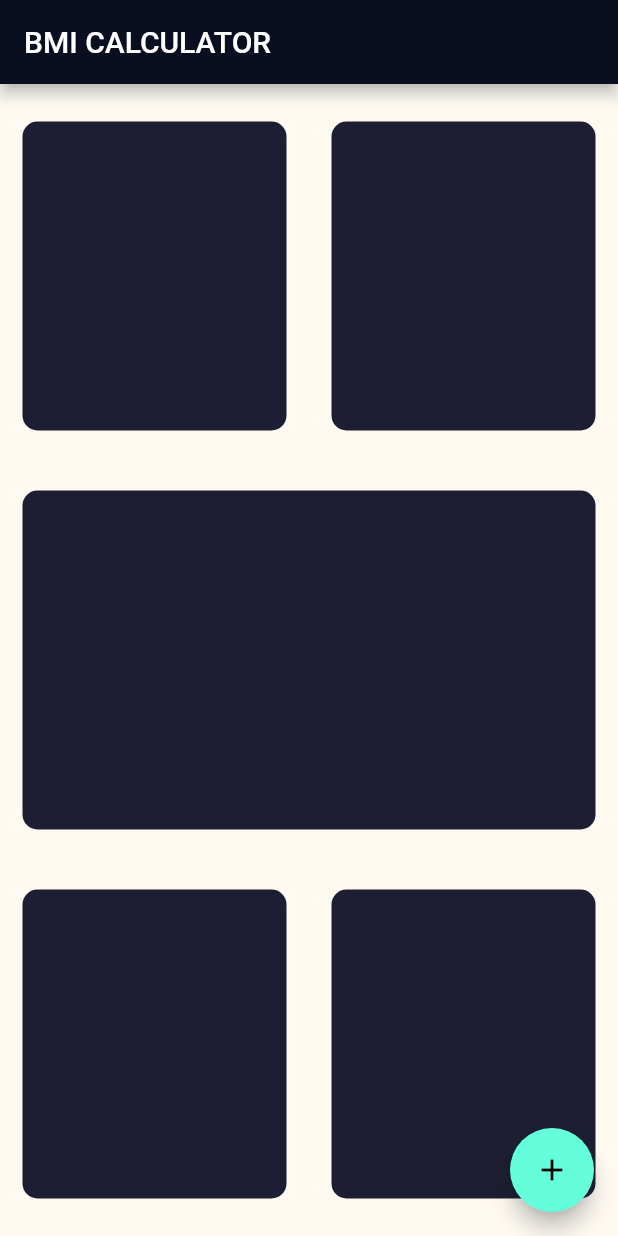
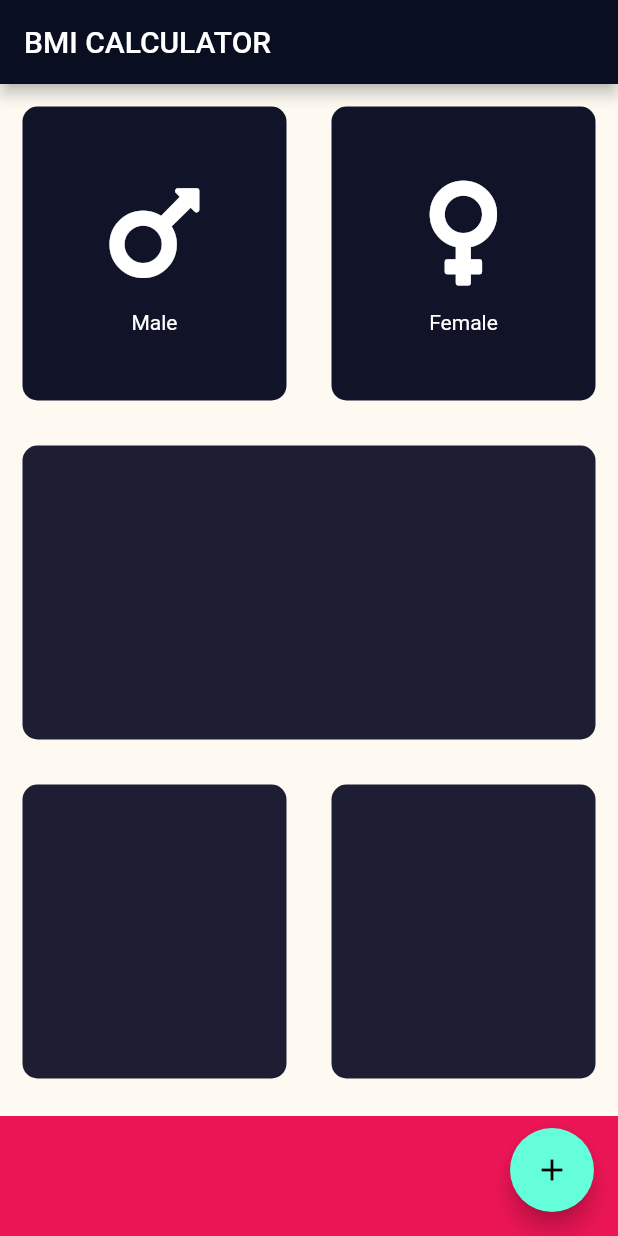
Before and after one commit to yusufkarbackk/bmi-calculator-flutter-master, a Flutter app: the screen it shows after launch, on a phone screen of 412 x 824 dp. Run offline on Flutter 3.47's test engine with Material 2 defaults, Android fonts, the phone set to English and light mode, and no system bars; our stand-ins replace font_awesome_flutter.

Commit message:
merapihkan kode di InputPage

```diff
--- /dev/null
+++ b/lib/CardChild.dart
@@ -0,0 +1,22 @@
+import 'package:flutter/material.dart';
+
+class CardChild extends StatelessWidget {
+  final Icon icon;
+  final String text;
+
+  CardChild({this.icon, this.text});
+
+  @override
+  Widget build(BuildContext context) {
+    return Column(
+      mainAxisAlignment: MainAxisAlignment.center,
+      children: [
+        icon,
+        SizedBox(
+          height: 12,
+        ),
+        Text(text)
+      ],
+    );
+  }
+}
--- a/lib/InputPage.dart
+++ b/lib/InputPage.dart
@@ -1,4 +1,14 @@
 import 'package:flutter/material.dart';
+import 'package:font_awesome_flutter/font_awesome_flutter.dart';
+import 'CardChild.dart';
+import 'ReusableCard.dart';
+
+const bottomContainerHeight = 80.0;
+const bottomContainerColor = Color(0xFFEB1555);
+const activeMainColor = Color(0xFF1D1E33);
+const inactiveCardColor = Color(0xFF111328);
+
+enum Gender { male, female }
 
 class InputPage extends StatefulWidget {
   @override
@@ -6,6 +16,10 @@ class InputPage extends StatefulWidget {
 }
 
 class _InputPageState extends State<InputPage> {
+  Color maleCardColor = inactiveCardColor;
+  Color femaleCardColor = inactiveCardColor;
+  Gender selectedGender;
+
   @override
   Widget build(BuildContext context) {
     return Scaffold(
@@ -18,29 +32,73 @@ class _InputPageState extends State<InputPage> {
             child: Row(
               children: [
                 Expanded(
-                  child: ReusableCard(),
+                  child: ReusableCard(
+                    onTap: () {
+                      setState(() {
+                        selectedGender = Gender.male;
+                      });
+                    },
+                    color: selectedGender == Gender.male
+                        ? activeMainColor
+                        : inactiveCardColor,
+                    cardChild: CardChild(
+                      icon: Icon(
+                        FontAwesomeIcons.mars,
+                        size: 80,
+                      ),
+                      text: "Male",
+                    ),
+                  ),
                 ),
                 Expanded(
-                  child: ReusableCard(),
+                  child: ReusableCard(
+                    onTap: () {
+                      setState(() {
+                        selectedGender = Gender.female;
+                      });
+                    },
+                    color: selectedGender == Gender.female
+                        ? activeMainColor
+                        : inactiveCardColor,
+                    cardChild: CardChild(
+                      icon: Icon(
+                        FontAwesomeIcons.venus,
+                        size: 80,
+                      ),
+                      text: "Female",
+                    ),
+                  ),
                 )
               ],
             ),
           ),
           Expanded(
-            child: ReusableCard(),
+            child: ReusableCard(
+              color: reusableCardColor,
+            ),
           ),
           Expanded(
             child: Row(
               children: [
                 Expanded(
-                  child: ReusableCard(),
+                  child: ReusableCard(
+                    color: reusableCardColor,
+                  ),
                 ),
                 Expanded(
-                  child: ReusableCard(),
+                  child: ReusableCard(
+                    color: reusableCardColor,
+                  ),
                 )
               ],
             ),
           ),
+          Container(
+            margin: EdgeInsets.only(top: 10),
+            width: double.infinity,
+            height: bottomContainerHeight,
+            color: bottomContainerColor,
+          )
         ],
       ),
       floatingActionButton: FloatingActionButton(
@@ -49,15 +107,3 @@ class _InputPageState extends State<InputPage> {
     );
   }
 }
-
-class ReusableCard extends StatelessWidget {
-  @override
-  Widget build(BuildContext context) {
-    return Container(
-      margin: EdgeInsets.all(15),
-      decoration: BoxDecoration(
-          color: Color(0xFF1D1E33), borderRadius: BorderRadius.circular(10)),
-      height: MediaQuery.of(context).size.height * 0.25,
-    );
-  }
-}
--- /dev/null
+++ b/lib/ReusableCard.dart
@@ -0,0 +1,24 @@
+import 'package:flutter/material.dart';
+
+const reusableCardColor = Color(0xFF1D1E33);
+
+class ReusableCard extends StatelessWidget {
+  final Color color;
+  final Widget cardChild;
+  final Function onTap;
+
+  ReusableCard({@required this.color, this.cardChild, this.onTap});
+
+  @override
+  Widget build(BuildContext context) {
+    return GestureDetector(
+      onTap: onTap,
+      child: Container(
+          margin: EdgeInsets.all(15),
+          decoration: BoxDecoration(
+              color: color, borderRadius: BorderRadius.circular(10)),
+          height: MediaQuery.of(context).size.height * 0.25,
+          child: cardChild),
+    );
+  }
+}
--- a/pubspec.yaml
+++ b/pubspec.yaml
@@ -9,8 +9,8 @@ environment:
 dependencies:
   flutter:
     sdk: flutter
-
   cupertino_icons: ^0.1.2
+  font_awesome_flutter: ^8.4.0
 
 dev_dependencies:
   flutter_test:
```
